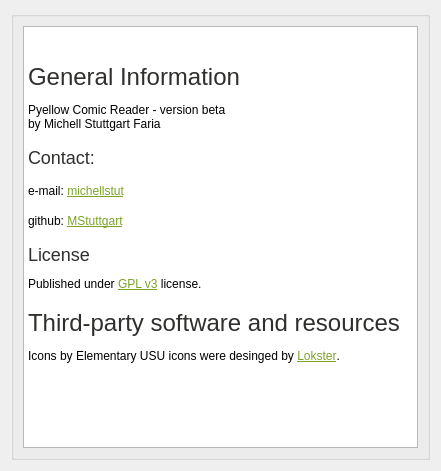
First picture: the form in view/about_dialog.ui, repository mstuttgart/pynocchio, before the edit.
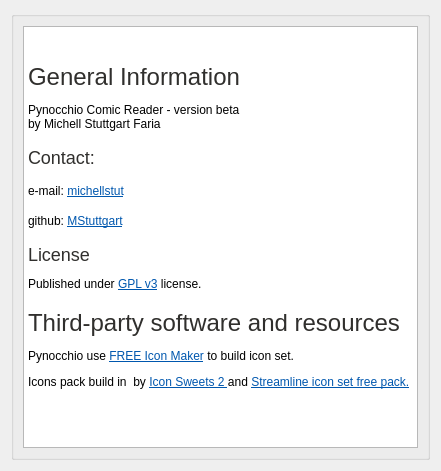
Second picture: the form after the edit. Icons and pictures are not drawn.

Commit message: [UPDATE] About dialog include and updated

Diff of the .ui file:
```diff
--- a/view/about_dialog.ui
+++ b/view/about_dialog.ui
@@ -34,17 +34,18 @@
 &lt;html&gt;&lt;head&gt;&lt;meta name=&quot;qrichtext&quot; content=&quot;1&quot; /&gt;&lt;style type=&quot;text/css&quot;&gt;
 p, li { white-space: pre-wrap; }
 &lt;/style&gt;&lt;/head&gt;&lt;body style=&quot; font-family:'DejaVu Sans'; font-size:9pt; font-weight:400; font-style:normal;&quot;&gt;
-&lt;p style=&quot; margin-top:12px; margin-bottom:12px; margin-left:0px; margin-right:0px; -qt-block-indent:0; text-indent:0px;&quot;&gt; &lt;/p&gt;
-&lt;p style=&quot; margin-top:18px; margin-bottom:12px; margin-left:0px; margin-right:0px; -qt-block-indent:0; text-indent:0px;&quot;&gt;&lt;img src=&quot;:/image/desenho_1.png&quot; /&gt;&lt;/p&gt;
+&lt;p style=&quot; margin-top:12px; margin-bottom:12px; margin-left:0px; margin-right:0px; -qt-block-indent:0; text-indent:0px;&quot;&gt; &lt;img src=&quot;:/image/freeiconmaker (1)/freeiconmaker_28.png&quot; /&gt;&lt;/p&gt;
 &lt;p style=&quot; margin-top:18px; margin-bottom:12px; margin-left:0px; margin-right:0px; -qt-block-indent:0; text-indent:0px;&quot;&gt;&lt;span style=&quot; font-size:xx-large; color:#302f2d;&quot;&gt;General Information&lt;/span&gt;&lt;/p&gt;
-&lt;p style=&quot; margin-top:12px; margin-bottom:12px; margin-left:0px; margin-right:0px; -qt-block-indent:0; text-indent:0px;&quot;&gt;Pyellow Comic Reader - version beta&lt;br /&gt;by Michell Stuttgart Faria&lt;/p&gt;
+&lt;p align=&quot;justify&quot; style=&quot; margin-top:12px; margin-bottom:12px; margin-left:0px; margin-right:0px; -qt-block-indent:0; text-indent:0px;&quot;&gt;Pynocchio Comic Reader - version beta&lt;br /&gt;by Michell Stuttgart Faria&lt;/p&gt;
 &lt;p style=&quot; margin-top:16px; margin-bottom:12px; margin-left:0px; margin-right:0px; -qt-block-indent:0; text-indent:0px;&quot;&gt;&lt;span style=&quot; font-size:x-large; color:#302f2d;&quot;&gt;Contact: &lt;/span&gt;&lt;/p&gt;
-&lt;p style=&quot; margin-top:16px; margin-bottom:12px; margin-left:0px; margin-right:0px; -qt-block-indent:0; text-indent:0px;&quot;&gt;e-mail: &lt;a href=&quot;michellstut@gmail.com &quot;&gt;&lt;span style=&quot; text-decoration: underline; color:#7aa328;&quot;&gt;michellstut&lt;/span&gt;&lt;/a&gt;&lt;/p&gt;
-&lt;p style=&quot; margin-top:16px; margin-bottom:12px; margin-left:0px; margin-right:0px; -qt-block-indent:0; text-indent:0px;&quot;&gt;github: &lt;a href=&quot;https://github.com/MStuttgart&quot;&gt;&lt;span style=&quot; text-decoration: underline; color:#7aa328;&quot;&gt;MStuttgart&lt;/span&gt;&lt;/a&gt;&lt;/p&gt;
+&lt;p style=&quot; margin-top:16px; margin-bottom:12px; margin-left:0px; margin-right:0px; -qt-block-indent:0; text-indent:0px;&quot;&gt;e-mail: &lt;a href=&quot;michellstut@gmail.com&quot;&gt;&lt;span style=&quot; text-decoration: underline; color:#0057ae;&quot;&gt;michellstut&lt;/span&gt;&lt;/a&gt;&lt;/p&gt;
+&lt;p style=&quot; margin-top:16px; margin-bottom:12px; margin-left:0px; margin-right:0px; -qt-block-indent:0; text-indent:0px;&quot;&gt;github: &lt;a href=&quot;https://github.com/MStuttgart&quot;&gt;&lt;span style=&quot; text-decoration: underline; color:#0057ae;&quot;&gt;MStuttgart&lt;/span&gt;&lt;/a&gt;&lt;/p&gt;
 &lt;p style=&quot; margin-top:16px; margin-bottom:12px; margin-left:0px; margin-right:0px; -qt-block-indent:0; text-indent:0px;&quot;&gt;&lt;span style=&quot; font-size:x-large; color:#302f2d;&quot;&gt;License&lt;/span&gt;&lt;/p&gt;
-&lt;p style=&quot; margin-top:0px; margin-bottom:0px; margin-left:0px; margin-right:0px; -qt-block-indent:0; text-indent:0px;&quot;&gt;Published under &lt;a href=&quot;http://www.gnu.org/copyleft/gpl.html&quot;&gt;&lt;span style=&quot; text-decoration: underline; color:#7aa328;&quot;&gt;GPL v3&lt;/span&gt;&lt;/a&gt; license. &lt;/p&gt;
+&lt;p style=&quot; margin-top:0px; margin-bottom:0px; margin-left:0px; margin-right:0px; -qt-block-indent:0; text-indent:0px;&quot;&gt;Published under &lt;a href=&quot;http://www.gnu.org/copyleft/gpl.html&quot;&gt;&lt;span style=&quot; text-decoration: underline; color:#0057ae;&quot;&gt;GPL v3&lt;/span&gt;&lt;/a&gt; license. &lt;/p&gt;
 &lt;p style=&quot; margin-top:18px; margin-bottom:12px; margin-left:0px; margin-right:0px; -qt-block-indent:0; text-indent:0px;&quot;&gt;&lt;span style=&quot; font-size:xx-large; color:#302f2d;&quot;&gt;Third-party software and resources&lt;/span&gt;&lt;/p&gt;
-&lt;p style=&quot; margin-top:12px; margin-bottom:12px; margin-left:0px; margin-right:0px; -qt-block-indent:0; text-indent:0px;&quot;&gt;Icons by Elementary USU icons were desinged by &lt;a href=&quot;http://kde-look.org/content/show.php/?content=148128&quot;&gt;&lt;span style=&quot; text-decoration: underline; color:#7aa328;&quot;&gt;Lokster&lt;/span&gt;&lt;/a&gt;. &lt;/p&gt;&lt;/body&gt;&lt;/html&gt;</string>
+&lt;p style=&quot; margin-top:12px; margin-bottom:12px; margin-left:0px; margin-right:0px; -qt-block-indent:0; text-indent:0px;&quot;&gt;Pynocchio use &lt;a href=&quot;http://freeiconmaker.com/&quot;&gt;&lt;span style=&quot; text-decoration: underline; color:#0057ae;&quot;&gt;FREE Icon Maker&lt;/span&gt;&lt;/a&gt; to build icon set.&lt;/p&gt;
+&lt;p style=&quot; margin-top:12px; margin-bottom:12px; margin-left:0px; margin-right:0px; -qt-block-indent:0; text-indent:0px;&quot;&gt;Icons pack build in  by &lt;a href=&quot;http://iconsweets2.com/&quot;&gt;&lt;span style=&quot; text-decoration: underline; color:#0057ae;&quot;&gt;Icon Sweets 2 &lt;/span&gt;&lt;/a&gt;and &lt;a href=&quot;https://www.iconfinder.com/iconsets/streamline-icon-set-free-pack&quot;&gt;&lt;span style=&quot; text-decoration: underline; color:#0057ae;&quot;&gt;Streamline icon set free pack.&lt;/span&gt;&lt;/a&gt;&lt;/p&gt;
+&lt;p style=&quot;-qt-paragraph-type:empty; margin-top:12px; margin-bottom:12px; margin-left:0px; margin-right:0px; -qt-block-indent:0; text-indent:0px; text-decoration: underline; color:#0057ae;&quot;&gt;&lt;br /&gt;&lt;/p&gt;&lt;/body&gt;&lt;/html&gt;</string>
         </property>
        </widget>
       </item>
```
Left out of the diff: 4 changed lines with no effect on the pictures. The commit also changes 7 other files.
